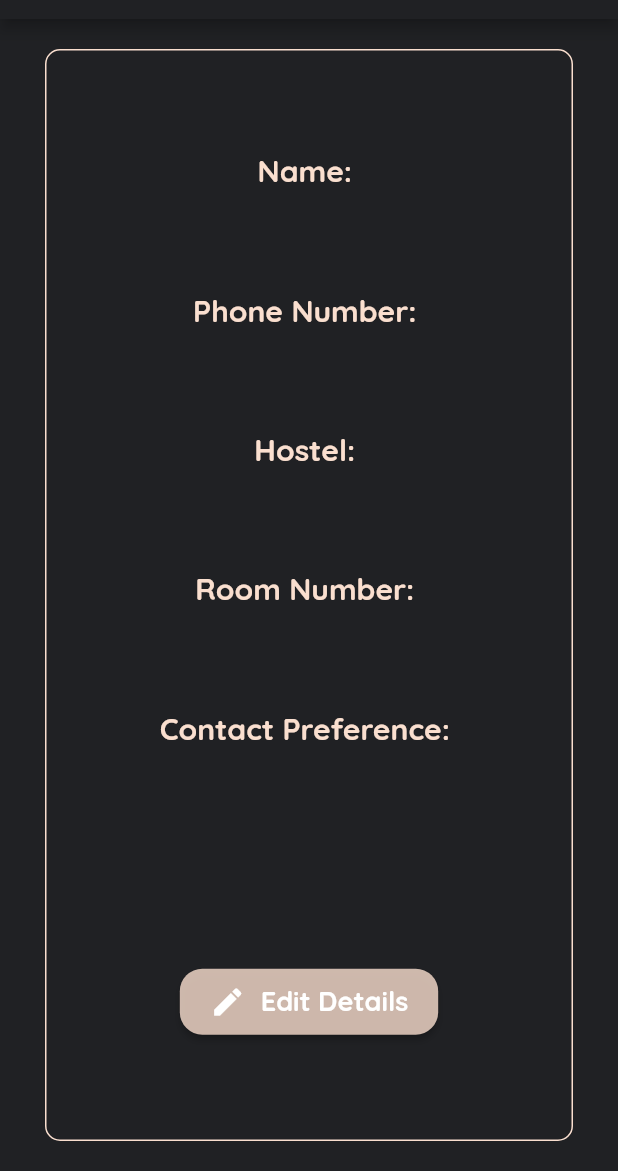
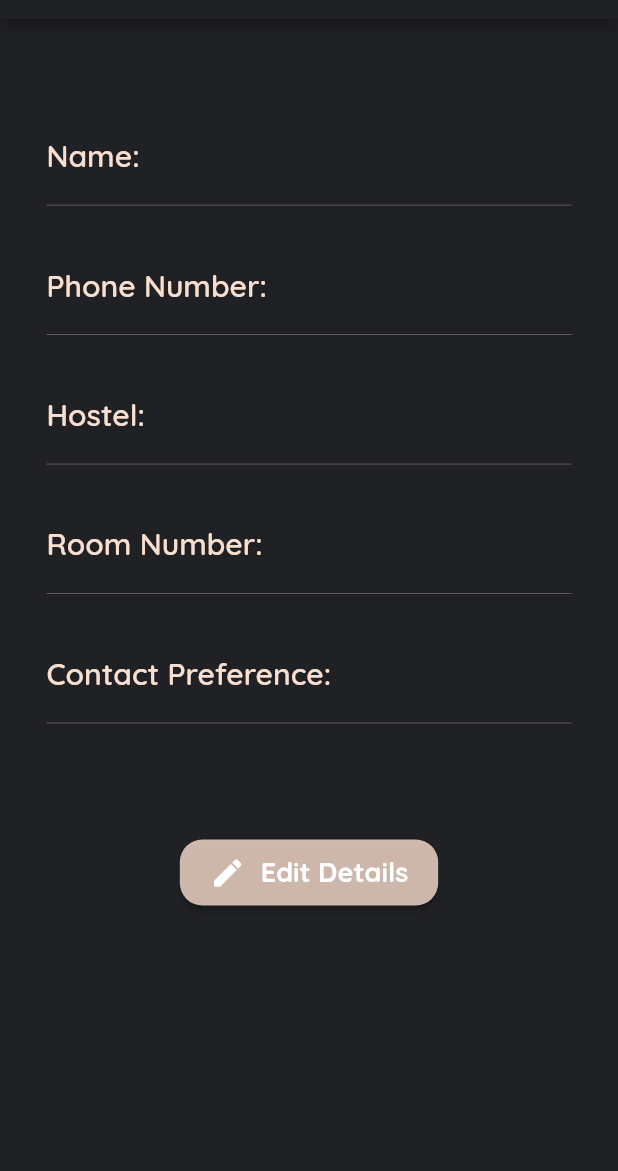
Before and after one commit to Maverick-Wolf/bfg, a Flutter app: the Profile screen opened by its route, on a phone screen of 412 x 824 dp, the part 65-1236 px from its top. Run offline on Flutter 3.47's test engine with Material 2 defaults, Android fonts, the light colour scheme and no system bars; our stand-ins replace animated_text_kit, cloud_firestore, firebase_auth, firebase_core, flutter_datetime_picker; accounts and stored records are empty.

Commit message:
improved profile page

```diff
--- a/lib/screens/user/profile.dart
+++ b/lib/screens/user/profile.dart
@@ -63,12 +63,16 @@ class _ProfileState extends State<Profile> {
                             decoration: BoxDecoration(
                                 borderRadius: BorderRadius.circular(10),
                                 border: Border.all(
-                                  color: _theme.secondaryColor,
+                                  color: Colors.transparent,
                                 )),
                             child: Column(
-                              mainAxisAlignment: MainAxisAlignment.spaceEvenly,
+                              // mainAxisAlignment: MainAxisAlignment.spaceEvenly,
                               crossAxisAlignment: CrossAxisAlignment.center,
                               children: [
+                                SizedBox(
+                                  height:
+                                      MediaQuery.of(context).size.height * 0.05,
+                                ),
                                 _buildRichText("Name", data['name']),
                                 _buildRichText(
                                     "Phone Number", data['phone_number']),
@@ -79,6 +83,10 @@ class _ProfileState extends State<Profile> {
                                     data['contact_preference'] ?? "Call"),
                                 const SizedBox(
                                   height: 10,
+                                ),
+                                SizedBox(
+                                  height:
+                                      MediaQuery.of(context).size.height * 0.05,
                                 ),
                                 _buildEditButton(),
                               ],
@@ -101,22 +109,46 @@ class _ProfileState extends State<Profile> {
   }
 
   Widget _buildRichText(String title, String text) {
-    return RichText(
+    return Padding(
+      padding: EdgeInsets.symmetric(
+          vertical: MediaQuery.of(context).size.height * 0.02),
+      child: Column(
+        children: [
+          Row(
+            children: [
+              RichText(
                 text: TextSpan(
                   text: title + ": ",
                   style: TextStyle(
                       color: _theme.secondaryColor,
                       fontSize: 20.0,
                       fontFamily: _theme.font,
-              fontWeight: FontWeight.w800),
-          children: <TextSpan>[
-            TextSpan(
+                      fontWeight: FontWeight.w600),
+                ),
+              ),
+              const Spacer(),
+              RichText(
+                text: TextSpan(
                   text: text,
                   style: TextStyle(
                     color: _theme.tertiaryColor,
                     fontFamily: _theme.font,
-                    fontWeight: FontWeight.w800)),
-          ]),
+                    fontWeight: FontWeight.w500,
+                    fontSize: 20.0,
+                  ),
+                ),
+              )
+            ],
+          ),
+          SizedBox(
+            height: MediaQuery.of(context).size.height * 0.015,
+          ),
+          Divider(
+            color: _theme.secondaryColor,
+            thickness: 0.2,
+          )
+        ],
+      ),
     );
   }
 
```
Lines whose indentation alone changed are shown as unchanged.
